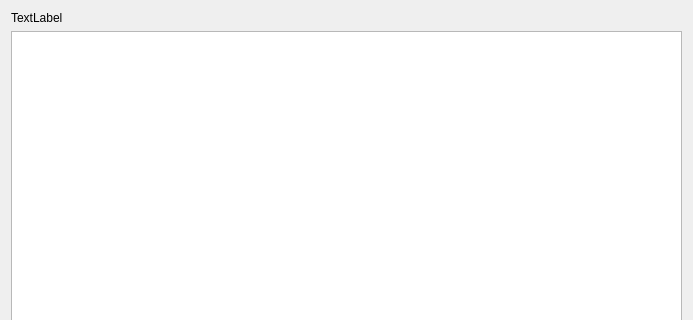
Before: the Qt Designer form src/gui/activitywidget.ui in nextcloud/desktop, drawn with Qt 5; both pictures show x 0 to 693 and y 0 to 320 of the 693 by 556 pixel window.
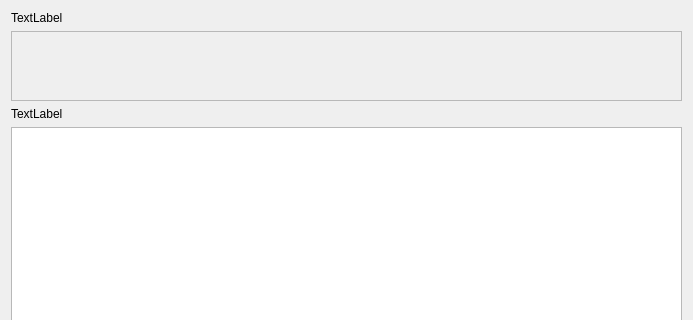
After: the same form once the commit is applied.

```diff
--- a/src/gui/activitywidget.ui
+++ b/src/gui/activitywidget.ui
@@ -15,23 +15,60 @@
   </property>
   <layout class="QGridLayout" name="gridLayout">
    <item row="0" column="0">
-    <widget class="QLabel" name="_headerLabel">
+    <widget class="QLabel" name="_notifyLabel">
      <property name="text">
       <string>TextLabel</string>
      </property>
     </widget>
    </item>
    <item row="1" column="0">
-    <widget class="QListView" name="_activityList"/>
+    <widget class="QScrollArea" name="_notifyScroll">
+     <property name="sizePolicy">
+      <sizepolicy hsizetype="Expanding" vsizetype="Preferred">
+       <horstretch>0</horstretch>
+       <verstretch>0</verstretch>
+      </sizepolicy>
+     </property>
+     <property name="widgetResizable">
+      <bool>true</bool>
+     </property>
+     <widget class="QWidget" name="_scrollAreaWidgetContents">
+      <property name="geometry">
+       <rect>
+        <x>0</x>
+        <y>0</y>
+        <width>677</width>
+        <height>70</height>
+       </rect>
+      </property>
+     </widget>
+    </widget>
    </item>
    <item row="2" column="0">
-    <widget class="QLabel" name="_bottomLabel">
+    <widget class="QLabel" name="_headerLabel">
      <property name="text">
       <string>TextLabel</string>
      </property>
     </widget>
    </item>
    <item row="3" column="0">
+    <widget class="QListView" name="_activityList">
+     <property name="sizePolicy">
+      <sizepolicy hsizetype="Expanding" vsizetype="Expanding">
+       <horstretch>0</horstretch>
+       <verstretch>0</verstretch>
+      </sizepolicy>
+     </property>
+    </widget>
+   </item>
+   <item row="4" column="0">
+    <widget class="QLabel" name="_bottomLabel">
+     <property name="text">
+      <string>TextLabel</string>
+     </property>
+    </widget>
+   </item>
+   <item row="5" column="0">
     <widget class="QDialogButtonBox" name="_dialogButtonBox"/>
    </item>
   </layout>
```
